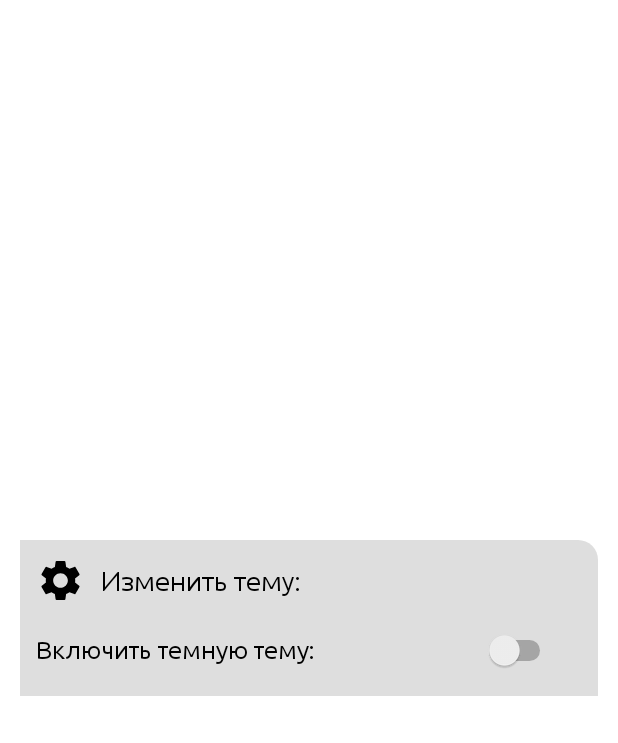
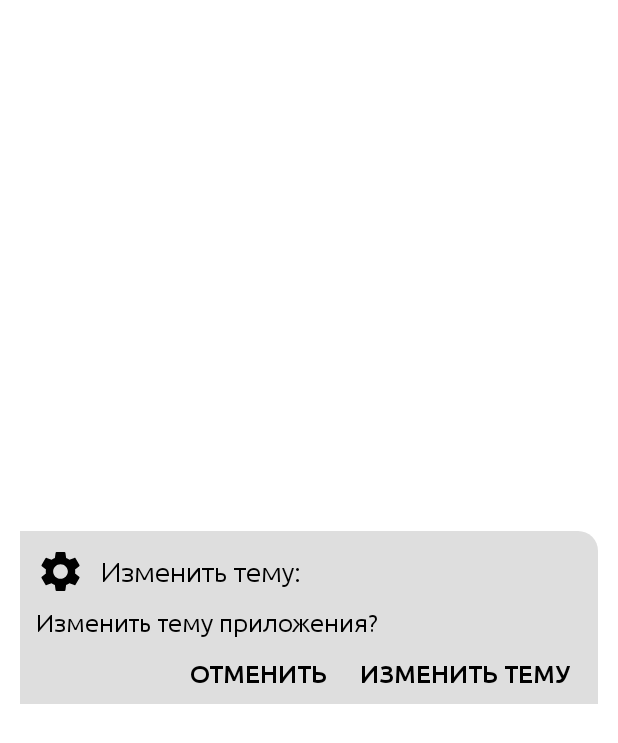
Before and after one commit to sedovuuv/Notes, an Android app: the layout lout_changing_themes.xml on its own in the app's theme, with its tools: preview values and no code run, on a phone screen of 412 x 824 dp. Shown: the top 743 px of the screen. Run offline under Robolectric (Android 15) with nearby library versions, the light colour scheme and no system bars.

Commit message:
темы добавлены

```diff
--- a/app/src/main/java/com/example/notes/activites/CreateNoteActivity.java
+++ b/app/src/main/java/com/example/notes/activites/CreateNoteActivity.java
@@ -388,8 +388,6 @@ public class CreateNoteActivity extends AppCompatActivity {
 
         }
 
-
-
     }
 
     @Override
--- a/app/src/main/res/layout/lout_changing_themes.xml
+++ b/app/src/main/res/layout/lout_changing_themes.xml
@@ -4,13 +4,13 @@
     android:layout_width="match_parent"
     xmlns:app="http://schemas.android.com/apk/res-auto"
     android:id="@+id/loutChangingThemesContainer"
-    android:layout_height="@dimen/_80sdp"
+    android:layout_height="wrap_content"
     android:layout_gravity="center"
     android:layout_margin="@dimen/_10sdp"
     android:background="@drawable/bgr_dialog">
 
     <ImageView
-        android:id="@+id/setThemeImg"
+        android:id="@+id/setImg"
         android:layout_width="@dimen/_25sdp"
         android:layout_height="@dimen/_25sdp"
         android:layout_marginStart="@dimen/_8sdp"
@@ -31,18 +31,19 @@
         android:fontFamily="@font/ubuntu_regular"
         android:includeFontPadding="false"
         android:text="@string/changingTheme"
+
         android:textColor="@color/colorBlack"
         android:textSize="@dimen/_14ssp"
-        app:layout_constraintBottom_toBottomOf="@+id/setThemeImg"
+        app:layout_constraintBottom_toBottomOf="@+id/setImg"
         app:layout_constraintEnd_toEndOf="parent"
-        app:layout_constraintStart_toEndOf="@+id/setThemeImg"
-        app:layout_constraintTop_toTopOf="@+id/setThemeImg" />
+        app:layout_constraintStart_toEndOf="@+id/setImg"
+        app:layout_constraintTop_toTopOf="@+id/setImg"/>
 
     <TextView
         android:id="@+id/txtChangingThemeMsg"
         android:layout_width="281dp"
         android:layout_height="28dp"
-        android:layout_marginTop="16dp"
+        android:layout_marginTop="4dp"
         android:fontFamily="@font/ubuntu_regular"
         android:gravity="center_vertical"
         android:includeFontPadding="false"
@@ -51,22 +52,40 @@
         android:text="@string/change_to_dark_mode"
         android:textColor="@color/colorBlack"
         android:textSize="@dimen/_13ssp"
-        app:layout_constraintTop_toBottomOf="@+id/setThemeImg"
-        tools:layout_editor_absoluteX="10dp"
+        app:layout_constraintTop_toBottomOf="@+id/setImg"
         tools:ignore="MissingConstraints" />
 
-    <Switch
-        android:id="@+id/themeChanger"
+    <TextView
+        android:id="@+id/change"
         android:layout_width="wrap_content"
         android:layout_height="wrap_content"
-        android:layout_marginStart="28dp"
-        android:buttonTint="@color/colorBlack"
-        android:trackTint="@color/colorBlack"
-        app:layout_constraintBottom_toBottomOf="@+id/txtChangingThemeMsg"
-        app:layout_constraintStart_toEndOf="@+id/txtChangingThemeMsg"
-        app:layout_constraintTop_toBottomOf="@+id/textView"
-        app:layout_constraintVertical_bias="1.0"
-        tools:ignore="UseSwitchCompatOrMaterialXml" />
+        android:layout_marginEnd="8dp"
+        android:fontFamily="@font/ubuntu_medium"
+        android:includeFontPadding="false"
+        android:padding="@dimen/_8sdp"
+        android:text="@string/changetheme"
+        android:textAllCaps="true"
+        android:textColor="@color/colorBlack"
+        android:textSize="@dimen/_13ssp"
+        app:layout_constraintBottom_toBottomOf="parent"
+        app:layout_constraintEnd_toEndOf="parent"
+        app:layout_constraintTop_toBottomOf="@id/txtChangingThemeMsg"
+
+        />
+
+    <TextView
+        android:id="@+id/cnl"
+        android:layout_width="wrap_content"
+        android:layout_height="wrap_content"
+        android:fontFamily="@font/ubuntu_medium"
+        android:includeFontPadding="false"
+        android:padding="@dimen/_8sdp"
+        android:text="@string/cancel"
+        android:textAllCaps="true"
+        android:textColor="@color/colorBlack"
+        android:textSize="@dimen/_13ssp"
+        app:layout_constraintBottom_toBottomOf="parent"
+        app:layout_constraintEnd_toStartOf="@+id/change" />
 
 
 </androidx.constraintlayout.widget.ConstraintLayout>
--- a/app/src/main/res/values-night/strings.xml
+++ b/app/src/main/res/values-night/strings.xml
@@ -36,7 +36,7 @@
     <string name="sat">СБ</string>
     <string name="newEvent">добавить новое событие</string>
     <string name="changingTheme">Изменить тему:</string>
-    <string name="change_to_dark_mode">Включить темную тему:</string>
+    <string name="change_to_dark_mode">Изменить тему приложения?</string>
     <string name="to_weekly_plan">к плану на неделю</string>
     <string name="suturnday">Суббота</string>
     <string name="save">Сохранить</string>
--- a/app/src/main/res/values/strings.xml
+++ b/app/src/main/res/values/strings.xml
@@ -36,7 +36,7 @@
     <string name="sat">СБ</string>
     <string name="newEvent">добавить новое событие</string>
     <string name="changingTheme">Изменить тему:</string>
-    <string name="change_to_dark_mode">Включить темную тему:</string>
+    <string name="change_to_dark_mode">Изменить тему приложения?</string>
     <string name="to_weekly_plan">к плану на неделю</string>
     <string name="suturnday">Суббота</string>
     <string name="save">Сохранить</string>
@@ -58,4 +58,5 @@
     </string>
     <string name="attachment_summary_off">Only download attachments when manually requested</string>
     <string name="events">Событие:</string>
+    <string name="changetheme">Изменить тему</string>
 </resources>
```
Also changed, not shown: app/src/main/java/com/example/notes/activites/DailyCalendarActivity.java (+11 -20 lines), app/src/main/java/com/example/notes/activites/SettingsActivity.java (+47 -20 lines), app/src/main/res/layout/lout_delete_note.xml (+5 -5 lines).
